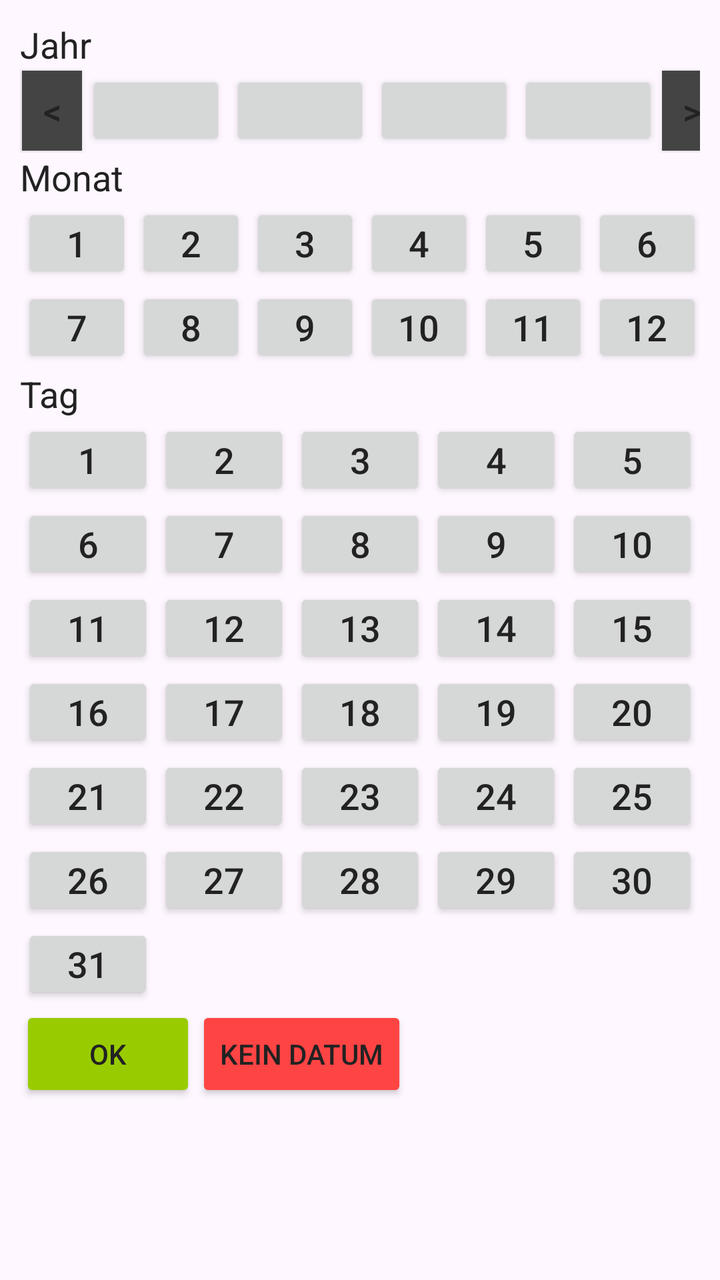
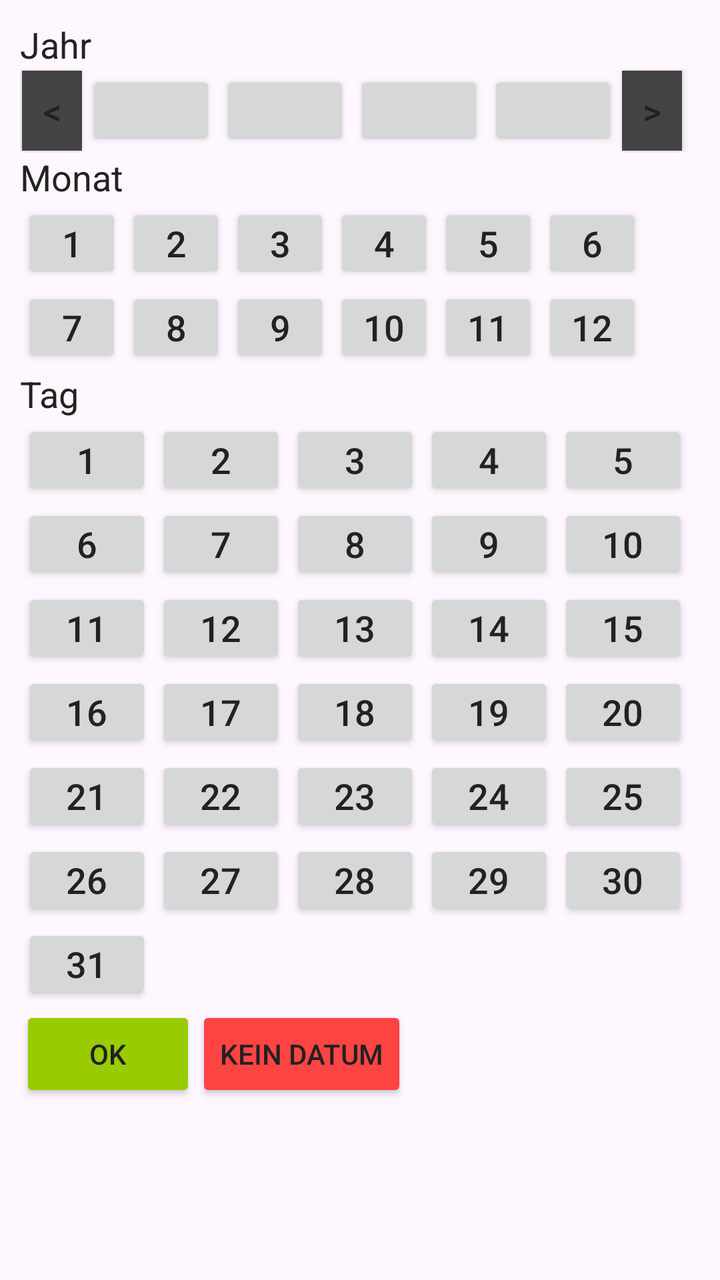

Screens rendered from an Android XML layout before and after an edit, with the pre-edit source and the edit as a unified diff.
<!-- AndroidManifest.xml: application theme Theme.VorratsuebersichtNeu -->
<!-- res/layout/date_picker2_fragemnt.xml -->
<?xml version="1.0" encoding="utf-8"?>
<LinearLayout xmlns:android="http://schemas.android.com/apk/res/android"
    android:orientation="vertical"
    android:layout_width="match_parent"
    android:layout_height="match_parent"
    android:padding="10dp" >

    <TextView
        android:text="Jahr"
        android:textSize="18sp"
        android:textColor="@color/Default_Text_Color"
        android:layout_width="match_parent"
        android:layout_height="wrap_content" />

    
    <LinearLayout
        android:layout_width="match_parent"
        android:layout_height="wrap_content"
        android:orientation="horizontal">

        <Button
            android:id="@+id/year_button_Back"
            android:text="&lt;"
            android:layout_width="30dp"
            android:background="@drawable/background_rectangle"
            style="@style/CalenderYearButtonStyle" />

        <Button android:id="@+id/year_button1" style="@style/CalenderYearButtonStyle" />
        <Button android:id="@+id/year_button2" style="@style/CalenderYearButtonStyle" />
        <Button android:id="@+id/year_button3" style="@style/CalenderYearButtonStyle" />
        <Button android:id="@+id/year_button4" style="@style/CalenderYearButtonStyle" />

        <Button
            android:id="@+id/year_button_Forward"
            android:text="&gt;"
            style="@style/CalenderYearButtonStyle"
            android:background="@drawable/background_rectangle"
            android:layout_width="30dp" />

    </LinearLayout>

    <TextView
        android:text="Monat"
        android:textSize="18sp"
        android:textColor="@color/Default_Text_Color"
        android:layout_width="match_parent"
        android:layout_height="wrap_content" />

    
    <LinearLayout
        android:layout_width="match_parent"
        android:layout_height="wrap_content"
        android:orientation="horizontal">

        <Button
            android:id="@+id/month_button1"
            android:text="1"
            style="@style/CalenderMonthButtonStyle" />

        <Button
            android:id="@+id/month_button2"
            android:text="2"
            style="@style/CalenderMonthButtonStyle" />

        <Button
            android:id="@+id/month_button3"
            android:text="3"
            style="@style/CalenderMonthButtonStyle" />

        <Button
            android:id="@+id/month_button4"
            android:text="4"
            style="@style/CalenderMonthButtonStyle" />

        <Button
            android:id="@+id/month_button5"
            android:text="5"
            style="@style/CalenderMonthButtonStyle" />

        <Button
            android:id="@+id/month_button6"
            android:text="6"
            style="@style/CalenderMonthButtonStyle" />

    </LinearLayout>

    
    <LinearLayout
        android:layout_width="match_parent"
        android:layout_height="wrap_content"
        android:orientation="horizontal">

        <Button
            android:id="@+id/month_button7"
            android:text="7"
            style="@style/CalenderMonthButtonStyle" />

        <Button
            android:id="@+id/month_button8"
            android:text="8"
            style="@style/CalenderMonthButtonStyle" />

        <Button
            android:id="@+id/month_button9"
            android:text="9"
            style="@style/CalenderMonthButtonStyle" />

        <Button
            android:id="@+id/month_button10"
            android:text="10"
            style="@style/CalenderMonthButtonStyle" />

        <Button
            android:id="@+id/month_button11"
            android:text="11"
            style="@style/CalenderMonthButtonStyle" />

        <Button
            android:id="@+id/month_button12"
            android:text="12"
            style="@style/CalenderMonthButtonStyle" />

    </LinearLayout>

    <TextView
        android:text="Tag"
        android:textSize="18sp"
        android:textColor="@color/Default_Text_Color"
        android:layout_width="match_parent"
        android:layout_height="wrap_content" />

    <GridLayout
        android:layout_width="match_parent"
        android:layout_height="wrap_content"
        android:rowCount="7"
        android:columnCount="5"
        android:useDefaultMargins="true">

        
        <Button android:id="@+id/day_button1"  android:text="1"  android:layout_row="0" android:layout_column="0" style="@style/CalenderDayButtonStyle"/>
        <Button android:id="@+id/day_button2"  android:text="2"  android:layout_row="0" android:layout_column="1" style="@style/CalenderDayButtonStyle"/>
        <Button android:id="@+id/day_button3"  android:text="3"  android:layout_row="0" android:layout_column="2" style="@style/CalenderDayButtonStyle"/>
        <Button android:id="@+id/day_button4"  android:text="4"  android:layout_row="0" android:layout_column="3" style="@style/CalenderDayButtonStyle"/>
        <Button android:id="@+id/day_button5"  android:text="5"  android:layout_row="0" android:layout_column="4" style="@style/CalenderDayButtonStyle"/>

        
        <Button android:id="@+id/day_button6"  android:text="6"  android:layout_row="1" android:layout_column="0" style="@style/CalenderDayButtonStyle"/>
        <Button android:id="@+id/day_button7"  android:text="7"  android:layout_row="1" android:layout_column="1" style="@style/CalenderDayButtonStyle"/>
        <Button android:id="@+id/day_button8"  android:text="8"  android:layout_row="1" android:layout_column="2" style="@style/CalenderDayButtonStyle"/>
        <Button android:id="@+id/day_button9"  android:text="9"  android:layout_row="1" android:layout_column="3" style="@style/CalenderDayButtonStyle"/>
        <Button android:id="@+id/day_button10" android:text="10" android:layout_row="1" android:layout_column="4" style="@style/CalenderDayButtonStyle"/>

        
        <Button android:id="@+id/day_button11" android:text="11" android:layout_row="2" android:layout_column="0" style="@style/CalenderDayButtonStyle"/>
        <Button android:id="@+id/day_button12" android:text="12" android:layout_row="2" android:layout_column="1" style="@style/CalenderDayButtonStyle"/>
        <Button android:id="@+id/day_button13" android:text="13" android:layout_row="2" android:layout_column="2" style="@style/CalenderDayButtonStyle"/>
        <Button android:id="@+id/day_button14" android:text="14" android:layout_row="2" android:layout_column="3" style="@style/CalenderDayButtonStyle"/>
        <Button android:id="@+id/day_button15" android:text="15" android:layout_row="2" android:layout_column="4" style="@style/CalenderDayButtonStyle"/>

        
        <Button android:id="@+id/day_button16" android:text="16" android:layout_row="3" android:layout_column="0" style="@style/CalenderDayButtonStyle"/>
        <Button android:id="@+id/day_button17" android:text="17" android:layout_row="3" android:layout_column="1" style="@style/CalenderDayButtonStyle"/>
        <Button android:id="@+id/day_button18" android:text="18" android:layout_row="3" android:layout_column="2" style="@style/CalenderDayButtonStyle"/>
        <Button android:id="@+id/day_button19" android:text="19" android:layout_row="3" android:layout_column="3" style="@style/CalenderDayButtonStyle"/>
        <Button android:id="@+id/day_button20" android:text="20" android:layout_row="3" android:layout_column="4" style="@style/CalenderDayButtonStyle"/>

        
        <Button android:id="@+id/day_button21" android:text="21" android:layout_row="4" android:layout_column="0" style="@style/CalenderDayButtonStyle"/>
        <Button android:id="@+id/day_button22" android:text="22" android:layout_row="4" android:layout_column="1" style="@style/CalenderDayButtonStyle"/>
        <Button android:id="@+id/day_button23" android:text="23" android:layout_row="4" android:layout_column="2" style="@style/CalenderDayButtonStyle"/>
        <Button android:id="@+id/day_button24" android:text="24" android:layout_row="4" android:layout_column="3" style="@style/CalenderDayButtonStyle"/>
        <Button android:id="@+id/day_button25" android:text="25" android:layout_row="4" android:layout_column="4" style="@style/CalenderDayButtonStyle"/>

        
        <Button android:id="@+id/day_button26" android:text="26" android:layout_row="5" android:layout_column="0" style="@style/CalenderDayButtonStyle"/>
        <Button android:id="@+id/day_button27" android:text="27" android:layout_row="5" android:layout_column="1" style="@style/CalenderDayButtonStyle"/>
        <Button android:id="@+id/day_button28" android:text="28" android:layout_row="5" android:layout_column="2" style="@style/CalenderDayButtonStyle"/>
        <Button android:id="@+id/day_button29" android:text="29" android:layout_row="5" android:layout_column="3" style="@style/CalenderDayButtonStyle"/>
        <Button android:id="@+id/day_button30" android:text="30" android:layout_row="5" android:layout_column="4" style="@style/CalenderDayButtonStyle"/>

        
        <Button android:id="@+id/day_button31" android:text="31" android:layout_row="6" android:layout_column="0" style="@style/CalenderDayButtonStyle"/>

    </GridLayout>

    <LinearLayout
        android:layout_width="match_parent"
        android:layout_height="wrap_content"
        android:orientation="horizontal"
        android:layoutDirection="rtl" >

        <Button
            android:id="@+id/buttonOk"
            android:text="@string/App_Ok"
            android:textColor="@color/Default_Text_Color"
            android:backgroundTint="@android:color/holo_green_light"
            android:layout_height="wrap_content"
            android:layout_width="wrap_content" />

        <Button
            android:id="@+id/buttonNoDate"
            android:textColor="@color/Default_Text_Color"
            android:text="Kein Datum"
            android:backgroundTint="@android:color/holo_red_light"
            android:layout_height="wrap_content"
            android:layout_width="wrap_content" />

    </LinearLayout>

</LinearLayout>
<!-- resources referenced by this layout -->
<resources>
  <color name="Default_Text_Color" type="color">#222222</color>
  <!-- drawable background_rectangle (drawable) -->
  <?xml version="1.0" encoding="utf-8"?>
  <shape xmlns:android="http://schemas.android.com/apk/res/android">
  
      <solid
          android:color="#444444"
          />
  
      <corners
          android:radius="0dp"
          />
  </shape>
  <string name="App_Ok">OK</string>
  <style name="CalenderDayButtonStyle">
          <item name="android:textColor">@color/Default_Text_Color</item>
          <item name="android:textSize">18sp</item>
          <item name="android:layout_width">66dp</item>
          <item name="android:layout_height">40dp</item>
          <item name="android:layout_margin">1dp</item>
          <item name="android:padding">0dp</item>
      </style>
  <style name="CalenderMonthButtonStyle">
          <item name="android:textColor">@color/Default_Text_Color</item>
          <item name="android:textSize">18sp</item>
          <item name="android:layout_width">55dp</item>
          <item name="android:layout_height">40dp</item>
          <item name="android:layout_margin">1dp</item>
          <item name="android:padding">0dp</item>
      </style>
  <style name="CalenderYearButtonStyle">
          <item name="android:textColor">@color/Default_Text_Color</item>
          <item name="android:textSize">18sp</item>
          <item name="android:layout_width">70dp</item>
          <item name="android:layout_height">40dp</item>
          <item name="android:layout_margin">1dp</item>
          <item name="android:padding">0dp</item>
      </style>
  <style name="Theme.VorratsuebersichtNeu" parent="Base.Theme.VorratsuebersichtNeu" />
  <style name="Base.Theme.VorratsuebersichtNeu" parent="Theme.Material3.DayNight.NoActionBar">
          
      </style>
</resources>

<!-- the commit's change to res/layout/date_picker2_fragemnt.xml (unified diff, before → after) -->
@@ -54,33 +54,33 @@
 
         <Button
             android:id="@+id/month_button1"
-            android:text="1"
-            style="@style/CalenderMonthButtonStyle" />
+            style="@style/CalenderMonthButtonStyle"
+            android:text="1" />
 
         <Button
             android:id="@+id/month_button2"
-            android:text="2"
-            style="@style/CalenderMonthButtonStyle" />
+            style="@style/CalenderMonthButtonStyle"
+            android:text="2" />
 
         <Button
             android:id="@+id/month_button3"
-            android:text="3"
-            style="@style/CalenderMonthButtonStyle" />
+            style="@style/CalenderMonthButtonStyle"
+            android:text="3" />
 
         <Button
             android:id="@+id/month_button4"
-            android:text="4"
-            style="@style/CalenderMonthButtonStyle" />
+            style="@style/CalenderMonthButtonStyle"
+            android:text="4" />
 
         <Button
             android:id="@+id/month_button5"
-            android:text="5"
-            style="@style/CalenderMonthButtonStyle" />
+            style="@style/CalenderMonthButtonStyle"
+            android:text="5" />
 
         <Button
             android:id="@+id/month_button6"
-            android:text="6"
-            style="@style/CalenderMonthButtonStyle" />
+            style="@style/CalenderMonthButtonStyle"
+            android:text="6" />
 
     </LinearLayout>
 
<!-- resource entries referenced after the edit -->
@@ -17,7 +17,7 @@
   <style name="CalenderDayButtonStyle">
           <item name="android:textColor">@color/Default_Text_Color</item>
           <item name="android:textSize">18sp</item>
-          <item name="android:layout_width">66dp</item>
+          <item name="android:layout_width">65dp</item>
           <item name="android:layout_height">40dp</item>
           <item name="android:layout_margin">1dp</item>
           <item name="android:padding">0dp</item>
@@ -25,7 +25,7 @@
   <style name="CalenderMonthButtonStyle">
           <item name="android:textColor">@color/Default_Text_Color</item>
           <item name="android:textSize">18sp</item>
-          <item name="android:layout_width">55dp</item>
+          <item name="android:layout_width">50dp</item>
           <item name="android:layout_height">40dp</item>
           <item name="android:layout_margin">1dp</item>
           <item name="android:padding">0dp</item>
@@ -33,7 +33,7 @@
   <style name="CalenderYearButtonStyle">
           <item name="android:textColor">@color/Default_Text_Color</item>
           <item name="android:textSize">18sp</item>
-          <item name="android:layout_width">70dp</item>
+          <item name="android:layout_width">65dp</item>
           <item name="android:layout_height">40dp</item>
           <item name="android:layout_margin">1dp</item>
           <item name="android:padding">0dp</item>
